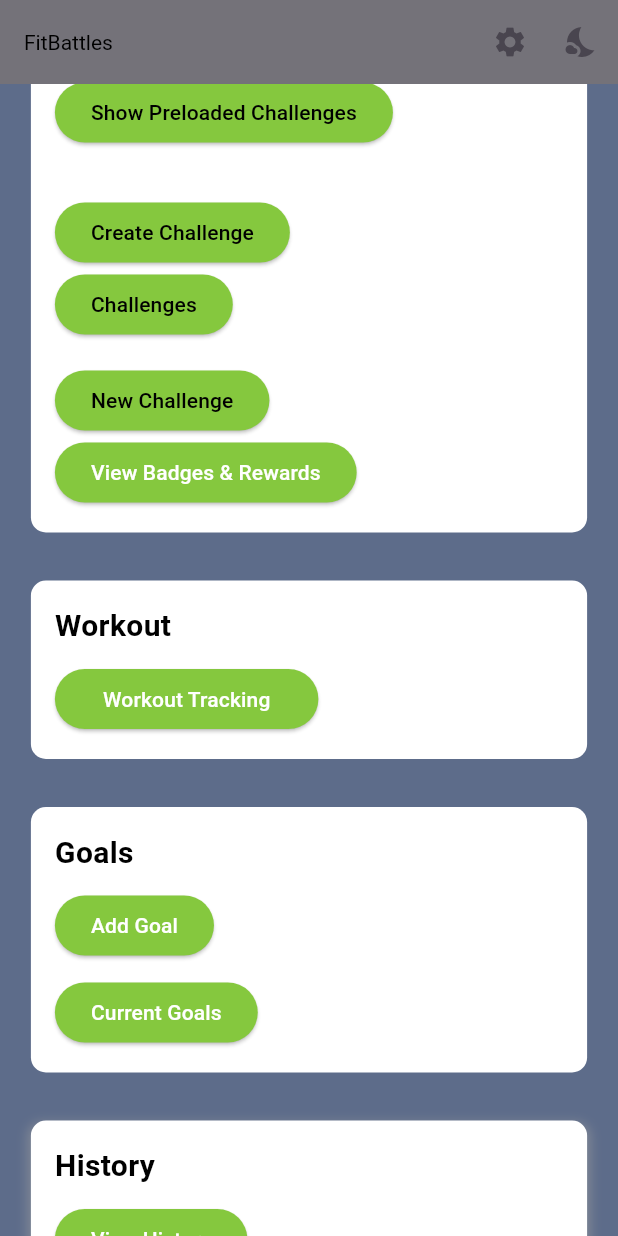
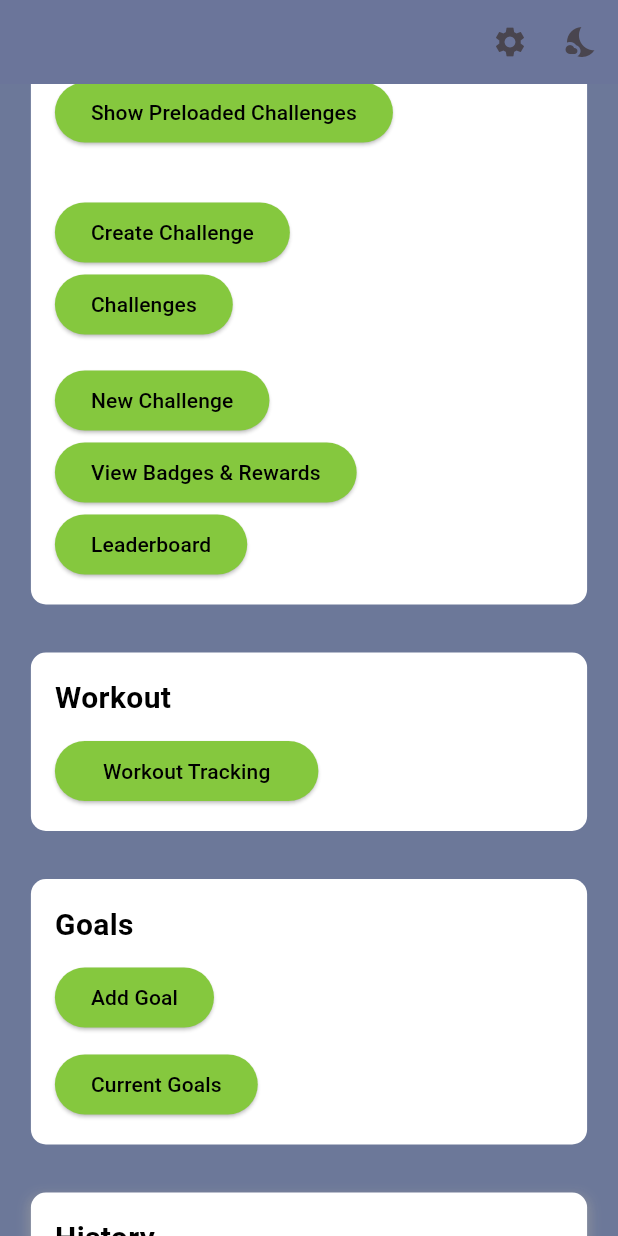
Before and after one commit to Natlope5/FitBattles, a Flutter app: the HomePage screen opened by its route, scrolled down 576 dp, on a phone screen of 412 x 824 dp. Run offline on Flutter 3.47's test engine with Material 3 defaults, Android fonts, the phone set to English and light mode, and no system bars; our stand-ins replace camera, cloud_firestore, firebase_auth, firebase_core, firebase_messaging, firebase_storage and 10 more; accounts and stored records are empty; network calls fail; statements that could not run were skipped.

Commit message:
home_page.dart: Profile Picture Background removed/Text colors fix to accommodate Light and Dark mode.

```diff
--- a/lib/screens/home_page.dart
+++ b/lib/screens/home_page.dart
@@ -108,13 +108,13 @@ class _HomePageState extends State<HomePage> {
     final themeProvider = Provider.of<ThemeProvider>(context);
 
     return Scaffold(
-      backgroundColor: const Color(0xFF5D6C8A), // Blue background
+      backgroundColor: const Color(0xF5667295), // Blue background
       appBar: AppBar(
-        backgroundColor: Colors.grey[600], // Gray AppBar
+        backgroundColor: Colors.transparent, // Gray AppBar
         automaticallyImplyLeading: false,
         title: const Text(
           AppStrings.appName,
-          style: TextStyle(color: Colors.black),
+          style: TextStyle(color: Colors.transparent),
         ),
         actions: [
           IconButton(
@@ -167,7 +167,7 @@ class _HomePageState extends State<HomePage> {
     final textColor = themeProvider.isDarkMode ? Colors.white : Colors.black;
 
     return Container(
-      color: containerColor,
+      color: Colors.transparent,
       width: double.infinity,
       height: 200,
       padding: const EdgeInsets.symmetric(horizontal: 16.0),
@@ -188,7 +188,7 @@ class _HomePageState extends State<HomePage> {
           GestureDetector(
             onTap: _pickAndUploadImage,
             child: CircleAvatar(
-              radius: 40,
+              radius: 60,
               backgroundColor: themeProvider.isDarkMode
                   ? Colors.grey[700]
                   : Colors.grey[300],
@@ -214,7 +214,7 @@ class _HomePageState extends State<HomePage> {
         children: [
           const Text(
             'Points Earned',
-            style: TextStyle(fontSize: 20, fontWeight: FontWeight.bold),
+            style: TextStyle(fontSize: 20, fontWeight: FontWeight.bold, color: Colors.black),
           ),
           const SizedBox(height: 8),
           ClipRRect(
@@ -231,7 +231,7 @@ class _HomePageState extends State<HomePage> {
           const SizedBox(height: 8),
           Text(
             '$pointsEarned / $pointsGoal points',
-            style: const TextStyle(fontSize: 16),
+            style: const TextStyle(fontSize: 16, color: Colors.black),
           ),
           const SizedBox(height: 16),
           ElevatedButton(
@@ -338,7 +338,19 @@ class _HomePageState extends State<HomePage> {
             onPressed: () {
               Navigator.pushNamed(context, '/rewards');
             },
+            style: ElevatedButton.styleFrom(
+                foregroundColor: themeProvider.isDarkMode ? Colors.white : Colors.black),
             child: const Text('View Badges & Rewards'),
+
+          ),
+          ElevatedButton(
+            onPressed: () {
+              Navigator.pushNamed(context, '/leaderboard');
+            },
+            style: ElevatedButton.styleFrom(
+                foregroundColor: themeProvider.isDarkMode ? Colors.white : Colors.black),
+            child: const Text('Leaderboard'),
+
           ),
         ],
       ),
@@ -428,7 +440,7 @@ class _HomePageState extends State<HomePage> {
           ),
           const SizedBox(height: 10),
           // Workout tracking button
-          _buildWorkoutTrackingButton(context),
+          _buildWorkoutTrackingButton(context, themeProvider),
         ],
       ),
     );
@@ -456,6 +468,7 @@ class _HomePageState extends State<HomePage> {
             },
             style: ElevatedButton.styleFrom(
               backgroundColor: const Color(0xFF85C83E),
+                foregroundColor: themeProvider.isDarkMode ? Colors.white : Colors.black
             ),
             child: const Text('Add Goal'),
           ),
@@ -465,7 +478,7 @@ class _HomePageState extends State<HomePage> {
               Navigator.pushNamed(context, '/currentGoals');
             },
             style: ElevatedButton.styleFrom(
-              backgroundColor: const Color(0xFF85C83E),
+              backgroundColor: const Color(0xFF85C83E), foregroundColor: themeProvider.isDarkMode ? Colors.white : Colors.black
             ),
             child: const Text('Current Goals'),
           ),
@@ -508,6 +521,7 @@ class _HomePageState extends State<HomePage> {
             },
             style: ElevatedButton.styleFrom(
               backgroundColor: const Color(0xFF85C83E),
+                foregroundColor: themeProvider.isDarkMode ? Colors.white : Colors.black
             ),
             child: const Text('View History'),
           ),
@@ -515,6 +529,10 @@ class _HomePageState extends State<HomePage> {
             onPressed: () {
               Navigator.pushNamed(context, '/healthReport');
             },
+            style: ElevatedButton.styleFrom(
+                backgroundColor: const Color(0xFF85C83E),
+                foregroundColor: themeProvider.isDarkMode ? Colors.white : Colors.black
+            ),
             child: const Text('View Health Report'),
           ),
         ],
@@ -651,13 +669,13 @@ class _HomePageState extends State<HomePage> {
 }
 
 // Widget to build the workout tracking navigation button
-Widget _buildWorkoutTrackingButton(BuildContext context) {
+Widget _buildWorkoutTrackingButton(BuildContext context, ThemeProvider themeProvider) {
   return ElevatedButton(
     onPressed: () {
       Navigator.pushNamed(context, '/workoutTracking'); // Navigate to the workout tracking page
     },
     style: ElevatedButton.styleFrom(
-      foregroundColor: Colors.white,
+      foregroundColor: themeProvider.isDarkMode ? Colors.white : Colors.black,
       backgroundColor: const Color(0xFF85C83E), // Use the theme color
       padding: const EdgeInsets.symmetric(vertical: 8.0, horizontal: 32.0),
     ),
```
